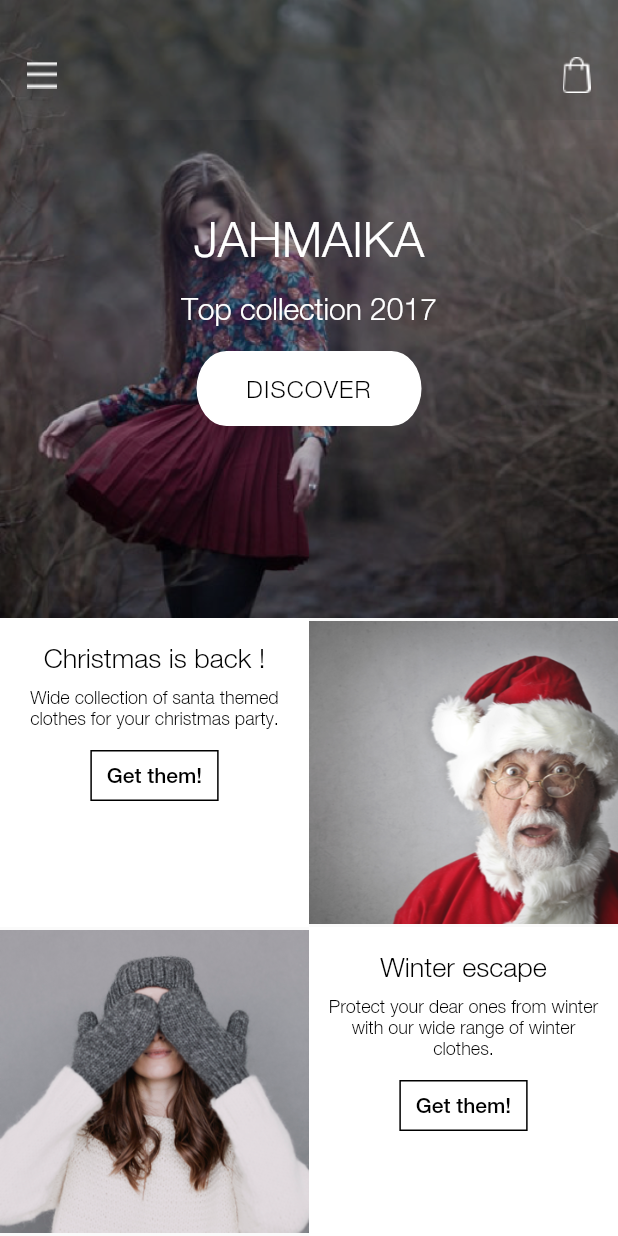
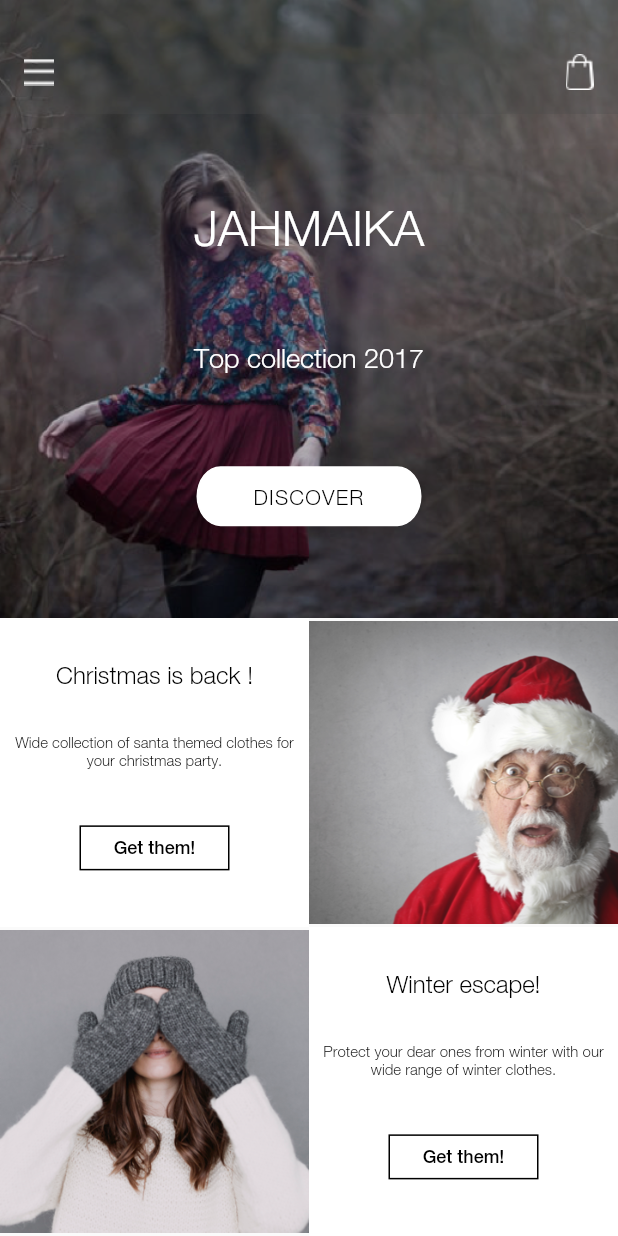
Before and after one commit to Stunntech/boutique-mobile-flutter, a Flutter app: the TopCollectionPage screen opened by its route, on a phone screen of 412 x 824 dp. Run offline on Flutter 3.47's test engine with Material 2 defaults, Android fonts, the phone set to English and light mode, and no system bars; network calls fail; project files that could hold a hidden picture were left out.

Commit message:
design tweaks

```diff
--- a/lib/screens/home_screens/top_collection.dart
+++ b/lib/screens/home_screens/top_collection.dart
@@ -3,13 +3,50 @@ import 'package:flutter_jahmaika/screens/cart_checkout_screens/shopping_cart.dar
 import 'package:flutter_jahmaika/screens/product_details_screens/product_list_page/product_list.dart';
 import 'package:flutter_jahmaika/screens/sidenavigation_and_tracking_screens/side_navigation.dart';
 
-class BottomSection extends StatelessWidget {
+class TopCollectionPage extends StatefulWidget {
+  TopCollectionPageState createState() => TopCollectionPageState();
+}
+
+class TopCollectionPageState extends State<TopCollectionPage> {
+  double _TEXT_SIZE_JAHMAIKA;
+  double _TEXT_SIZE_TOP_COLLECTION;
+  double _TEXT_SIZE_DISCOVER;
+  double _TEXT_SIZE_OFFER_TITLE;
+  double _TEXT_SIZE_OFFER_DESCRIPTION;
+  double _TEXT_SIZE_GET_THEM;
+  double _MARGIN_SMALL;
+  double _PADDING_SMALL;
+  double _DISCOVER_BUTTON_WIDTH;
+  double _DISCOVER_BUTTON_HEIGHT;
+  double _BUTTON_WIDTH;
+  double _BUTTON_GET_THEM_HEIGHT;
+  double _BUTTON_GET_THEM_WIDTH;
+
   @override
   Widget build(BuildContext context) {
+    var shortestSide = MediaQuery.of(context).size.shortestSide;
+    _setFontSizeAndStyle(shortestSide);
+    return new Scaffold(
+      body: new Container(
+        child: new Column(
+          children: <Widget>[
+            new Expanded(
+              child: _buildTopSection(),
+            ),
+            new Expanded(
+              child: _buildBottomSection(),
+            ),
+          ],
+        ),
+      ),
+    );
+  }
+
+  Widget _buildBottomSection() {
     return new Container(
       child: new Column(
         children: <Widget>[
-          new Flexible(
+          new Expanded(
             child: new Row(
               crossAxisAlignment: CrossAxisAlignment.center,
               children: <Widget>[
@@ -20,9 +57,10 @@ class BottomSection extends StatelessWidget {
                         color: Colors.white,
                       ),
                       padding: new EdgeInsets.only(
-                          top: 16.0, left: 8.0, right: 8.0, bottom: 8.0),
+                          left: _PADDING_SMALL, right: _PADDING_SMALL),
                       alignment: Alignment.center,
                       child: new Column(
+                        mainAxisAlignment: MainAxisAlignment.spaceEvenly,
                         children: <Widget>[
                           new Container(
                             alignment: Alignment.center,
@@ -31,46 +69,42 @@ class BottomSection extends StatelessWidget {
                               textAlign: TextAlign.center,
                               style: new TextStyle(
                                 color: Colors.black,
-                                fontSize: 18.0,
+                                fontSize: _TEXT_SIZE_OFFER_TITLE,
                                 fontFamily: 'helvetica_neue_light',
                               ),
                             ),
                           ),
                           new Container(
-                            margin: new EdgeInsets.only(top: 8.0),
                             alignment: Alignment.center,
                             child: new Text(
                               'Wide collection of santa themed clothes for your christmas party.',
                               textAlign: TextAlign.center,
                               style: new TextStyle(
                                 color: Colors.black,
-                                fontSize: 12.0,
+                                fontSize: _TEXT_SIZE_OFFER_DESCRIPTION,
                                 fontFamily: 'helvetica_neue_light',
                               ),
                             ),
                           ),
                           new Container(
-                            margin: new EdgeInsets.only(top: 8.0),
                             child: new FlatButton(
                               child: new Container(
-                                padding: new EdgeInsets.only(
-                                    left: 10.0,
-                                    right: 10.0,
-                                    top: 8.0,
-                                    bottom: 8.0),
+                                height: _BUTTON_GET_THEM_HEIGHT,
+                                width: _BUTTON_GET_THEM_WIDTH,
+                                alignment: Alignment.center,
                                 decoration: new BoxDecoration(
                                   color: Colors.white,
                                   shape: BoxShape.rectangle,
                                   border: new Border.all(
                                     color: Colors.black,
-                                    width: 1.0,
+                                    width: _BUTTON_WIDTH,
                                   ),
                                 ),
                                 child: new Text(
                                   'Get them!',
                                   style: new TextStyle(
                                     color: Colors.black,
-                                    fontSize: 14.0,
+                                    fontSize: _TEXT_SIZE_GET_THEM,
                                     fontFamily: 'helvetica_neue_medium',
                                   ),
                                   textAlign: TextAlign.center,
@@ -109,7 +143,7 @@ class BottomSection extends StatelessWidget {
               ],
             ),
           ),
-          new Flexible(
+          new Expanded(
             child: new Row(
               crossAxisAlignment: CrossAxisAlignment.center,
               children: <Widget>[
@@ -128,55 +162,55 @@ class BottomSection extends StatelessWidget {
                         color: Colors.white,
                       ),
                       padding: new EdgeInsets.only(
-                          top: 16.0, left: 8.0, right: 8.0, bottom: 8.0),
+                          left: _PADDING_SMALL, right: _PADDING_SMALL),
                       alignment: Alignment.center,
                       child: new Column(
+                        mainAxisAlignment: MainAxisAlignment.spaceEvenly,
                         children: <Widget>[
                           new Container(
+                            alignment: Alignment.center,
                             child: new Text(
-                              'Winter escape',
+                              'Winter escape!',
                               textAlign: TextAlign.center,
                               style: new TextStyle(
                                 color: Colors.black,
-                                fontSize: 18.0,
+                                fontSize: _TEXT_SIZE_OFFER_TITLE,
                                 fontFamily: 'helvetica_neue_light',
                               ),
                             ),
                           ),
                           new Container(
-                            margin: new EdgeInsets.only(top: 8.0),
+                            alignment: Alignment.center,
                             child: new Text(
                               'Protect your dear ones from winter with our wide range of winter clothes.',
                               textAlign: TextAlign.center,
                               style: new TextStyle(
                                 color: Colors.black,
-                                fontSize: 12.0,
+                                fontSize: _TEXT_SIZE_OFFER_DESCRIPTION,
                                 fontFamily: 'helvetica_neue_light',
                               ),
                             ),
                           ),
                           new Container(
-                            margin: new EdgeInsets.only(top: 8.0),
                             child: new FlatButton(
                               child: new Container(
-                                padding: new EdgeInsets.only(
-                                    left: 10.0,
-                                    right: 10.0,
-                                    top: 8.0,
-                                    bottom: 8.0),
+                                height: _BUTTON_GET_THEM_HEIGHT,
+                                width: _BUTTON_GET_THEM_WIDTH,
+                                alignment: Alignment.center,
+//
                                 decoration: new BoxDecoration(
                                   color: Colors.white,
                                   shape: BoxShape.rectangle,
                                   border: new Border.all(
                                     color: Colors.black,
-                                    width: 1.0,
+                                    width: _BUTTON_WIDTH,
                                   ),
                                 ),
                                 child: new Text(
                                   'Get them!',
                                   style: new TextStyle(
                                     color: Colors.black,
-                                    fontSize: 14.0,
+                                    fontSize: _TEXT_SIZE_GET_THEM,
                                     fontFamily: 'helvetica_neue_medium',
                                   ),
                                   textAlign: TextAlign.center,
@@ -211,35 +245,8 @@ class BottomSection extends StatelessWidget {
       ),
     );
   }
-}
 
-class TopCollectionPage extends StatefulWidget {
-  TopCollectionPageState createState() => TopCollectionPageState();
-}
-
-class TopCollectionPageState extends State<TopCollectionPage> {
-  @override
-  Widget build(BuildContext context) {
-    return new Scaffold(
-      body: new Container(
-        child: new Column(
-          children: <Widget>[
-            new Expanded(
-              child: new TopSection(),
-            ),
-            new Expanded(
-              child: new BottomSection(),
-            ),
-          ],
-        ),
-      ),
-    );
-  }
-}
-
-class TopSection extends StatelessWidget {
-  @override
-  Widget build(BuildContext context) {
+  Widget _buildTopSection() {
     return new Container(
       decoration: new BoxDecoration(
         image: new DecorationImage(
@@ -248,10 +255,10 @@ class TopSection extends StatelessWidget {
         ),
       ),
       child: new Column(
-        mainAxisAlignment: MainAxisAlignment.start,
+        mainAxisAlignment: MainAxisAlignment.spaceBetween,
         children: <Widget>[
           new Container(
-            padding: new EdgeInsets.all(8.0),
+            padding: new EdgeInsets.all(_PADDING_SMALL),
             decoration: new BoxDecoration(
               color: const Color(0x4D4a4a4a),
             ),
@@ -268,22 +275,10 @@ class TopSection extends StatelessWidget {
                     //  Navigator.pop(context);
                   },
                   child: new Container(
-                    margin: new EdgeInsets.only(top: 20.0),
-                    padding: new EdgeInsets.all(10.0),
+                    margin: new EdgeInsets.only(top: _MARGIN_SMALL),
+                    padding: new EdgeInsets.all(_PADDING_SMALL),
                     child: new Image.asset(
                       "assets/images/menu_white.png",
-                    ),
-                  ),
-                ),
-                new Container(
-                  margin: new EdgeInsets.only(top: 25.0),
-                  child: new Text(
-                    '',
-                    textAlign: TextAlign.center,
-                    style: new TextStyle(
-                      color: Colors.white,
-                      fontSize: 16.0,
-                      fontFamily: 'avenir_black',
                     ),
                   ),
                 ),
@@ -297,8 +292,8 @@ class TopSection extends StatelessWidget {
                   },
                   child: new Container(
                     alignment: Alignment.topRight,
-                    margin: new EdgeInsets.only(top: 20.0),
-                    padding: new EdgeInsets.all(10.0),
+                    margin: new EdgeInsets.only(top: _MARGIN_SMALL),
+                    padding: new EdgeInsets.all(_PADDING_SMALL),
                     child: new Image.asset(
                       "assets/images/shopping_bag_white.png",
                     ),
@@ -307,43 +302,45 @@ class TopSection extends StatelessWidget {
               ],
             ),
           ),
+          new Expanded(
+            child: new Column(
+              mainAxisAlignment: MainAxisAlignment.spaceEvenly,
+              children: <Widget>[
                 new Container(
-            margin: new EdgeInsets.only(top: 60.0),
+                  alignment: Alignment.center,
                   child: new Text(
                     'JAHMAIKA',
                     textAlign: TextAlign.center,
                     style: new TextStyle(
                       color: Colors.white,
-                fontSize: 32.0,
+                      fontSize: _TEXT_SIZE_JAHMAIKA,
                       fontFamily: 'helvetica_neue_light',
                     ),
                   ),
                 ),
                 new Container(
-            margin: new EdgeInsets.only(top: 16.0),
+                  alignment: Alignment.center,
                   child: new Text(
                     'Top collection 2017',
                     textAlign: TextAlign.center,
                     style: new TextStyle(
                       color: Colors.white,
-                fontSize: 20.0,
+                      fontSize: _TEXT_SIZE_TOP_COLLECTION,
                       fontFamily: 'helvetica_neue_light',
                     ),
                   ),
                 ),
                 new Container(
-            margin: new EdgeInsets.only(top: 16.0, bottom: 8.0),
                   child: new FlatButton(
                     child: new Container(
-                width: 150.0,
-                height: 50.0,
-                padding: new EdgeInsets.only(
-                    left: 15.0, right: 15.0, top: 15.0, bottom: 15.0),
+                      alignment: Alignment.center,
+                      width: _DISCOVER_BUTTON_WIDTH,
+                      height: _DISCOVER_BUTTON_HEIGHT,
                       decoration: new BoxDecoration(
                         color: Colors.white,
                         shape: BoxShape.rectangle,
-                  borderRadius:
-                      new BorderRadius.all(new Radius.elliptical(40.0, 50.0)),
+                        borderRadius: new BorderRadius.all(
+                            new Radius.elliptical(40.0, 50.0)),
                         border: new Border.all(
                           color: Colors.white,
                         ),
@@ -352,7 +349,7 @@ class TopSection extends StatelessWidget {
                         'DISCOVER',
                         style: new TextStyle(
                           color: Colors.black,
-                    fontSize: 16.0,
+                          fontSize: _TEXT_SIZE_DISCOVER,
                           fontFamily: 'helvetica_neue_light',
                           letterSpacing: 0.78,
                         ),
@@ -364,6 +361,41 @@ class TopSection extends StatelessWidget {
                 ),
               ],
             ),
+          ),
+        ],
+      ),
     );
   }
+
+  void _setFontSizeAndStyle(double shortestSide) {
+    if (shortestSide < 600) {
+      _TEXT_SIZE_JAHMAIKA = 32.0;
+      _TEXT_SIZE_TOP_COLLECTION = 18.0;
+      _TEXT_SIZE_DISCOVER = 14.0;
+      _TEXT_SIZE_OFFER_TITLE = 16.0;
+      _TEXT_SIZE_OFFER_DESCRIPTION = 10.0;
+      _TEXT_SIZE_GET_THEM = 12.0;
+      _MARGIN_SMALL = 20.0;
+      _PADDING_SMALL = 8.0;
+      _DISCOVER_BUTTON_WIDTH = 150.0;
+      _DISCOVER_BUTTON_HEIGHT = 40.0;
+      _BUTTON_WIDTH = 1.0;
+      _BUTTON_GET_THEM_HEIGHT = 30.0;
+      _BUTTON_GET_THEM_WIDTH = 100.0;
+    } else if (shortestSide >= 600) {
+      _TEXT_SIZE_JAHMAIKA = 64.0;
+      _TEXT_SIZE_TOP_COLLECTION = 36.0;
+      _TEXT_SIZE_DISCOVER = 28.0;
+      _TEXT_SIZE_OFFER_TITLE = 32.0;
+      _TEXT_SIZE_OFFER_DESCRIPTION = 20.0;
+      _TEXT_SIZE_GET_THEM = 24.0;
+      _MARGIN_SMALL = 40.0;
+      _PADDING_SMALL = 16.0;
+      _DISCOVER_BUTTON_WIDTH = 300.0;
+      _DISCOVER_BUTTON_HEIGHT = 75.0;
+      _BUTTON_WIDTH = 2.0;
+      _BUTTON_GET_THEM_HEIGHT = 50.0;
+      _BUTTON_GET_THEM_WIDTH = 200.0;
     }
+  }
+}
```
Also changed, not shown: lib/screens/login_screens/change_password/change_password.dart (+61 -25 lines), lib/screens/login_screens/reset_password/reset_password.dart (+41 -11 lines). Lines whose indentation alone changed are shown as unchanged.
